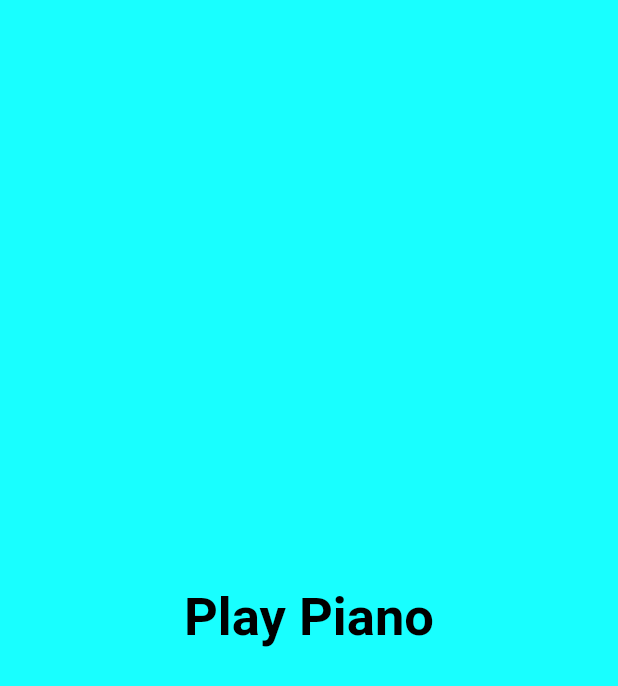
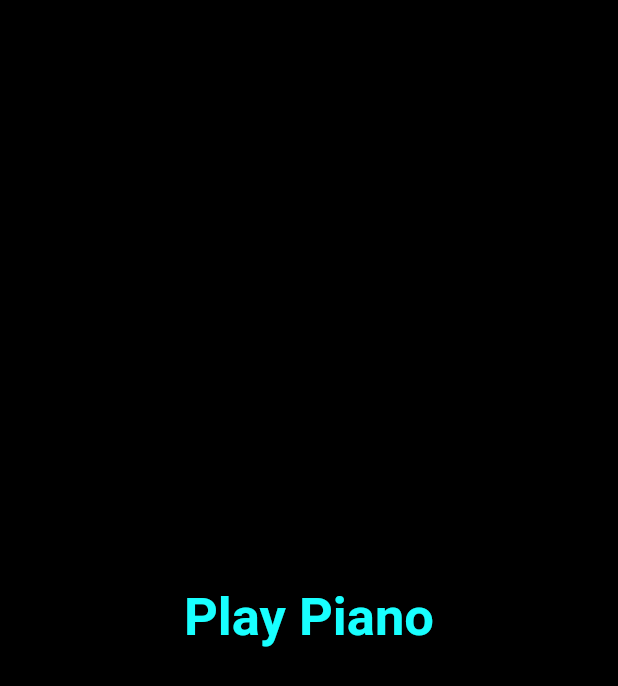
Before and after one commit to hassan-ahmed90/Xylophone_App, a Flutter app: the TextScreen screen opened directly, on a phone screen of 412 x 824 dp. Shown: the top 686 px of the screen. Run offline on Flutter 3.47's test engine with Material 2 defaults, Android fonts, the phone set to English and light mode, and no system bars; our stand-ins replace animated_splash_screen, audioplayers, lottie.

Commit message:
Last  Commit

```diff
--- a/lib/splash_screen.dart
+++ b/lib/splash_screen.dart
@@ -1,6 +1,7 @@
 import 'package:animated_splash_screen/animated_splash_screen.dart';
 import 'package:flutter/material.dart';
 import 'package:lottie/lottie.dart';
+import 'package:xylophones_new/text_splash.dart';
 import 'package:xylophones_new/xylophone.dart';
 class SplashScreen extends StatelessWidget {
   const SplashScreen({Key? key}) : super(key: key);
@@ -10,7 +11,7 @@ class SplashScreen extends StatelessWidget {
     return AnimatedSplashScreen(
            backgroundColor: Colors.black,
            splash: Lottie.asset("assets/circle.json"),
-           nextScreen: const Xylophone(),
+           nextScreen: const TextScreen(),
            duration: 5000,
            splashIconSize: 250,
            splashTransition: SplashTransition.sizeTransition,
--- a/lib/text_splash.dart
+++ b/lib/text_splash.dart
@@ -1,7 +1,8 @@
 import 'dart:async';
 
 import 'package:flutter/material.dart';
-import 'package:xylophones_new/main.dart';
+
+import 'package:xylophones_new/xylophone.dart';
 class TextScreen extends StatefulWidget {
   const TextScreen({Key? key}) : super(key: key);
 
@@ -14,16 +15,16 @@ class _TextScreenState extends State<TextScreen> {
   void initState() {
     // TODO: implement initState
     super.initState();
-    Timer(Duration(seconds: 5), () {
-      Navigator.push(context, MaterialPageRoute(builder: (context)=>MyApp()));
+    Timer(Duration(seconds: 2), () {
+      Navigator.push(context, MaterialPageRoute(builder: (context)=>Xylophone()));
     });
 
   }
   @override
   Widget build(BuildContext context) {
     return Scaffold(
-      backgroundColor: Colors.cyanAccent,
-      body: Center(child: Text("Play Piano",style: TextStyle(fontWeight: FontWeight.bold,fontSize: 35,color: Colors.black),),),
+      backgroundColor: Colors.black,
+      body: Center(child: Text("Play Piano",style: TextStyle(fontWeight: FontWeight.bold,fontSize: 35,color: Colors.cyanAccent),),),
     );
   }
 }
```
